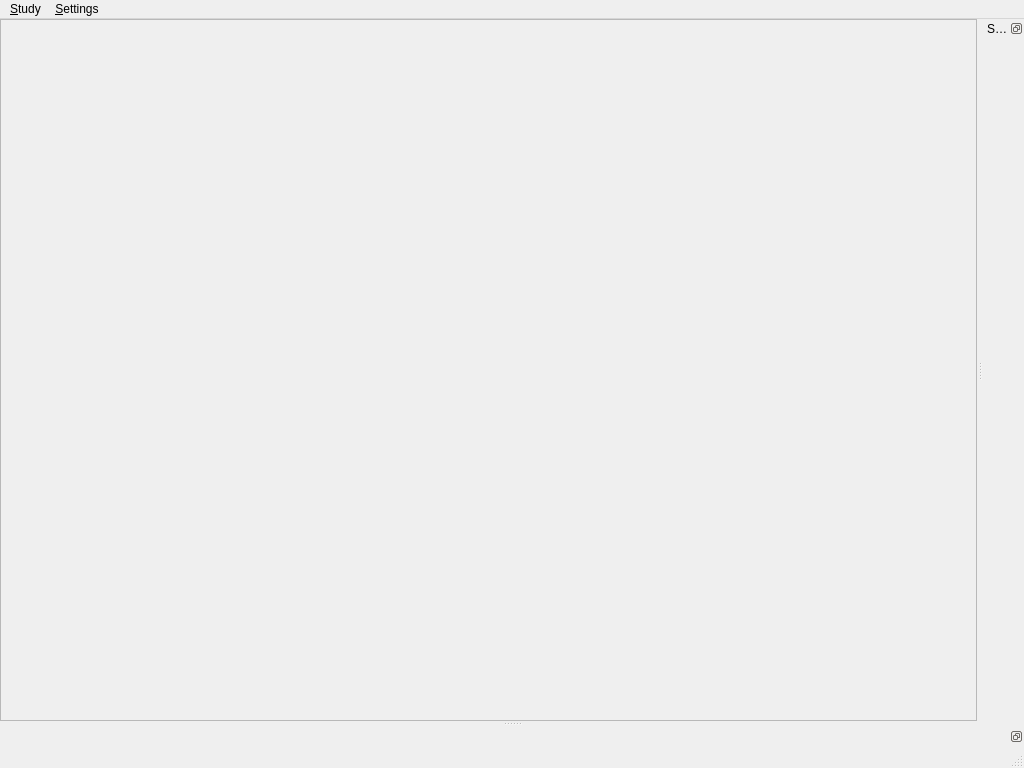
This is morphologist/gui/ui/main_window.ui in brainvisa/morphologist as Qt 5 draws it before an edit. The edited form follows.
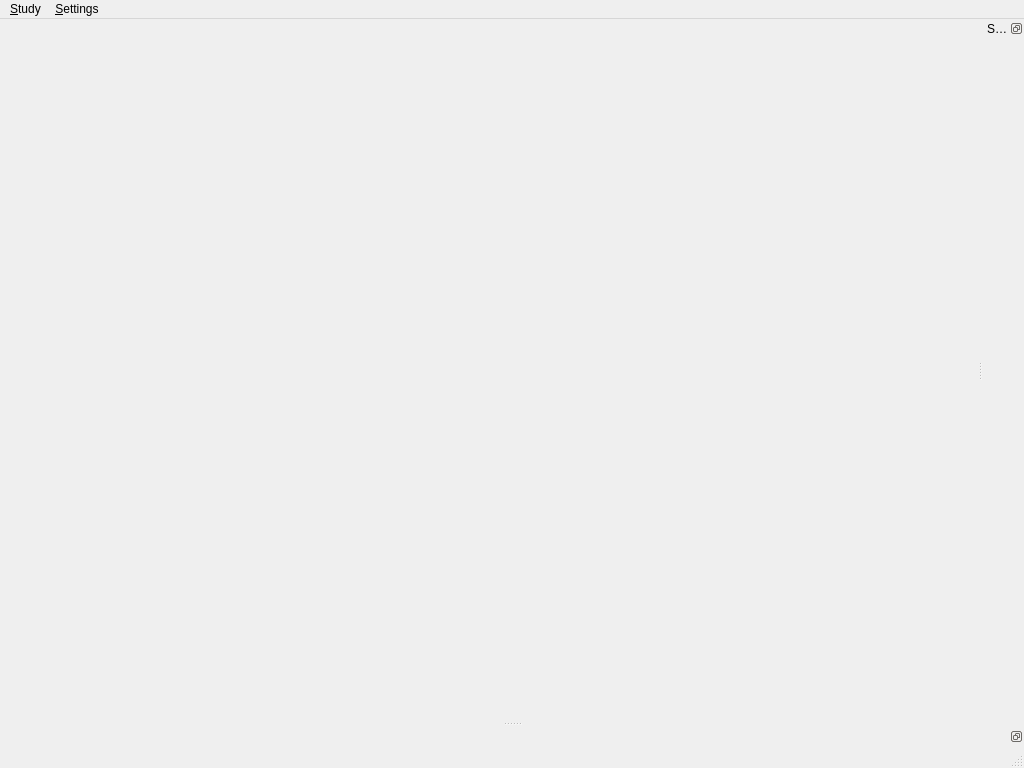
This is the edited form.

Commit message:
REFAC: New class ViewportView for one view of the viewport widget
Each view has a title, a tooltip, a list of observed parameters names
and an update function.
Derived classes for each view of the IntraAnalysis widget.

Diff of the .ui file:
```diff
--- a/morphologist/gui/ui/main_window.ui
+++ b/morphologist/gui/ui/main_window.ui
@@ -23,24 +23,6 @@
      <verstretch>0</verstretch>
     </sizepolicy>
    </property>
-   <layout class="QHBoxLayout" name="horizontalLayout" stretch="0">
-    <property name="spacing">
-     <number>0</number>
-    </property>
-    <property name="margin">
-     <number>0</number>
-    </property>
-    <item>
-     <widget class="QFrame" name="viewport_frame">
-      <property name="frameShape">
-       <enum>QFrame::StyledPanel</enum>
-      </property>
-      <property name="frameShadow">
-       <enum>QFrame::Raised</enum>
-      </property>
-     </widget>
-    </item>
-   </layout>
   </widget>
   <widget class="QMenuBar" name="menubar">
    <property name="enabled">
```
Left out of the diff: 22 changed lines with no effect on the pictures. The commit also changes 7 other files.
